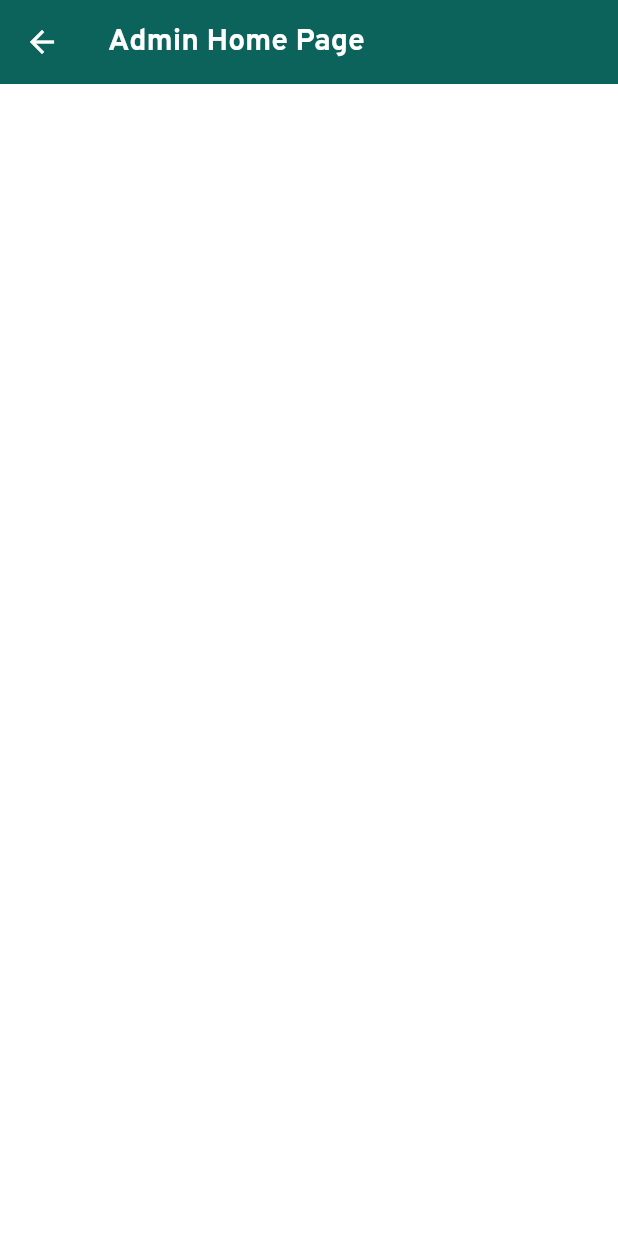
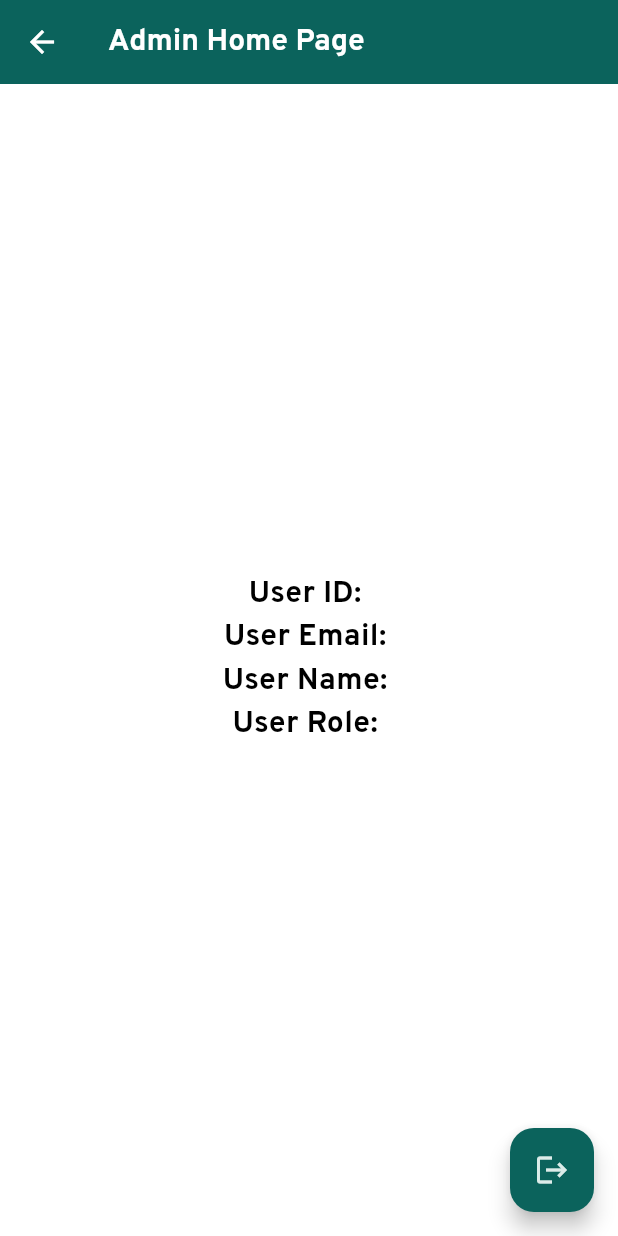
Before and after one commit to Dalton-G/Pocket-Pal, a Flutter app: the AdminHomePage screen opened by its route, on a phone screen of 412 x 824 dp. Run offline on Flutter 3.47's test engine with Material 3 defaults, Android fonts, the phone set to English and light mode, and no system bars; our stand-ins replace cloud_firestore, firebase_auth, firebase_core, google_nav_bar, smooth_page_indicator; missing offline and left inert: zego_uikit_prebuilt_call, zego_uikit_signaling_plugin, zego_zimkit; accounts and stored records are empty; network calls fail.

Commit message:
feat: completed authentication with provider

```diff
--- a/lib/main.dart
+++ b/lib/main.dart
@@ -5,7 +5,6 @@ import 'package:pocket_pal/src/constants/secrets.dart';
 import 'package:pocket_pal/theme/app_theme.dart';
 import 'package:provider/provider.dart';
 import 'package:pocket_pal/routes.dart';
-import 'package:pocket_pal/src/screens/universal/onboarding/onboarding.dart';
 import 'package:zego_uikit_prebuilt_call/zego_uikit_prebuilt_call.dart';
 import 'package:zego_uikit_signaling_plugin/zego_uikit_signaling_plugin.dart';
 import 'package:zego_zimkit/zego_zimkit.dart';
--- a/lib/providers.dart
+++ b/lib/providers.dart
@@ -1,3 +1,4 @@
+import 'package:pocket_pal/src/providers/auth_provider.dart';
 import 'package:pocket_pal/src/providers/user_provider.dart';
 import 'package:provider/provider.dart';
 import 'package:pocket_pal/src/providers/onboarding_page_provider.dart';
@@ -15,5 +16,8 @@ class Providers {
     ChangeNotifierProvider<UserProvider>(
       create: (_) => UserProvider(),
     ),
+    ChangeNotifierProvider<AuthPageProvider>(
+      create: (_) => AuthPageProvider(),
+    ),
   ].toList();
 }
--- a/lib/src/models/guide.txt
+++ /dev/null
@@ -1 +0,0 @@
-models - The models folder contains files each with a custom class of an object widely used throughout the app
--- /dev/null
+++ b/lib/src/models/user_model.dart
@@ -0,0 +1,30 @@
+import 'package:cloud_firestore/cloud_firestore.dart';
+
+class UserModel {
+  final String id;
+  final String name;
+  final String email;
+  final String role;
+  final DateTime createdAt;
+  final DateTime updatedAt;
+
+  UserModel({
+    required this.id,
+    required this.name,
+    required this.email,
+    required this.role,
+    required this.createdAt,
+    required this.updatedAt,
+  });
+
+  factory UserModel.fromDocument(DocumentSnapshot doc) {
+    return UserModel(
+      id: doc['id'],
+      name: doc['name'],
+      email: doc['email'],
+      role: doc['role'],
+      createdAt: (doc['createdAt'] as Timestamp).toDate(),
+      updatedAt: (doc['updatedAt'] as Timestamp).toDate(),
+    );
+  }
+}
--- /dev/null
+++ b/lib/src/providers/auth_provider.dart
@@ -0,0 +1,12 @@
+import 'package:flutter/material.dart';
+
+class AuthPageProvider with ChangeNotifier {
+  bool _showLoginPage = true;
+
+  bool get showLoginPage => _showLoginPage;
+
+  void toggleScreen() {
+    _showLoginPage = !_showLoginPage;
+    notifyListeners();
+  }
+}
--- a/lib/src/providers/user_provider.dart
+++ b/lib/src/providers/user_provider.dart
@@ -1,13 +1,89 @@
+// ignore_for_file: avoid_print
+
+import 'package:cloud_firestore/cloud_firestore.dart';
 import 'package:firebase_auth/firebase_auth.dart';
 import 'package:flutter/material.dart';
+import 'package:pocket_pal/src/models/user_model.dart';
 
 class UserProvider extends ChangeNotifier {
-  User? _user;
+  UserModel? _userModel;
+  final FirebaseAuth _auth = FirebaseAuth.instance;
+  final FirebaseFirestore _db = FirebaseFirestore.instance;
 
-  User? get user => _user;
+  UserModel? get userModel => _userModel;
 
-  void setUser(User user) {
-    _user = user;
+  void setUser(UserModel userModel) {
+    _userModel = userModel;
     notifyListeners();
   }
+
+  Future<DocumentSnapshot> getUserData(String uid) async {
+    return await _db.collection('users').doc(uid).get();
+  }
+
+  Future<bool> login(String email, String password) async {
+    try {
+      UserCredential userCredential = await _auth.signInWithEmailAndPassword(
+        email: email,
+        password: password,
+      );
+      DocumentSnapshot userDoc =
+          await _db.collection('users').doc(userCredential.user!.uid).get();
+      UserModel userModel = UserModel.fromDocument(userDoc);
+      setUser(userModel);
+      return true;
+    } catch (e) {
+      print(e);
+      return false;
+    }
+  }
+
+  Future<void> logout() async {
+    try {
+      await _auth.signOut();
+      _userModel = null;
+      notifyListeners();
+    } catch (e) {
+      print(e);
+    }
+  }
+
+  Future<void> resetPassword(String email) async {
+    try {
+      await _auth.sendPasswordResetEmail(email: email);
+    } catch (e) {
+      print(e);
+    }
+  }
+
+  Future<void> signUp(
+      String email, String password, String name, String role) async {
+    try {
+      final UserCredential userCredential =
+          await _auth.createUserWithEmailAndPassword(
+        email: email,
+        password: password,
+      );
+      final String userId = userCredential.user!.uid;
+
+      await addUserDetails(userId, name, email, role);
+    } catch (error) {
+      print("Error registering user: $error");
+    }
+  }
+
+  Future<void> addUserDetails(
+      String userId, String name, String email, String role) async {
+    final Timestamp now = Timestamp.now();
+    await _db.collection('users').doc(userId).set(
+      {
+        'id': userId,
+        'name': name.trim(),
+        'email': email.trim(),
+        'role': role,
+        'createdAt': now,
+        'updatedAt': now,
+      },
+    );
+  }
 }
--- a/lib/src/screens/admin/pages/admin_home_page.dart
+++ b/lib/src/screens/admin/pages/admin_home_page.dart
@@ -1,10 +1,16 @@
 import 'package:flutter/material.dart';
+import 'package:pocket_pal/src/providers/user_provider.dart';
+import 'package:pocket_pal/theme/app_theme.dart';
+import 'package:provider/provider.dart';
 
 class AdminHomePage extends StatelessWidget {
   const AdminHomePage({super.key});
 
   @override
   Widget build(BuildContext context) {
+    final userProvider = Provider.of<UserProvider>(context);
+    final currentUser = userProvider.userModel;
+
     return Scaffold(
       backgroundColor: Colors.white,
 
@@ -17,6 +23,31 @@ class AdminHomePage extends StatelessWidget {
       ),
 
       // BODY
+      body: currentUser != null
+          ? Center(
+              child: Column(
+                mainAxisAlignment: MainAxisAlignment.center,
+                children: [
+                  Text('User ID: ${currentUser.id}',
+                      style: AppTheme.lightH2TextStyle),
+                  Text('User Email: ${currentUser.email}',
+                      style: AppTheme.lightH2TextStyle),
+                  Text('User Name: ${currentUser.name}',
+                      style: AppTheme.lightH2TextStyle),
+                  Text('User Role: ${currentUser.role}',
+                      style: AppTheme.lightH2TextStyle),
+                ],
+              ),
+            )
+          : const Center(
+              child: Text('No user model detected'),
+            ),
+
+      floatingActionButton: FloatingActionButton(
+        onPressed: () => context.read<UserProvider>().logout(),
+        backgroundColor: Theme.of(context).primaryColor,
+        child: const Icon(Icons.logout),
+      ),
     );
   }
 }
--- a/lib/src/screens/patient/pages/member_home_page.dart
+++ b/lib/src/screens/patient/pages/member_home_page.dart
@@ -1,10 +1,16 @@
 import 'package:flutter/material.dart';
+import 'package:pocket_pal/src/providers/user_provider.dart';
+import 'package:pocket_pal/theme/app_theme.dart';
+import 'package:provider/provider.dart';
 
 class MemberHomePage extends StatelessWidget {
   const MemberHomePage({super.key});
 
   @override
   Widget build(BuildContext context) {
+    final userProvider = Provider.of<UserProvider>(context);
+    final currentUser = userProvider.userModel;
+
     return Scaffold(
       backgroundColor: Colors.white,
 
@@ -17,6 +23,25 @@ class MemberHomePage extends StatelessWidget {
       ),
 
       // BODY
+      body: currentUser != null
+          ? Center(
+              child: Column(
+                mainAxisAlignment: MainAxisAlignment.center,
+                children: [
+                  Text('User ID: ${currentUser.id}',
+                      style: AppTheme.lightH2TextStyle),
+                  Text('User Email: ${currentUser.email}',
+                      style: AppTheme.lightH2TextStyle),
+                  Text('User Name: ${currentUser.name}',
+                      style: AppTheme.lightH2TextStyle),
+                  Text('User Role: ${currentUser.role}',
+                      style: AppTheme.lightH2TextStyle),
+                ],
+              ),
+            )
+          : const Center(
+              child: Text('No user model detected'),
+            ),
     );
   }
 }
```
Also changed, not shown: lib/src/auth/auth_page.dart (+12 -20 lines), lib/src/auth/forgot_password.dart (+13 -28 lines), lib/src/auth/login_page.dart (+21 -12 lines), lib/src/auth/register_page.dart (+35 -46 lines), lib/src/screens/patient/member_navigator.dart (+9 -0 lines), lib/src/services/auth_service.dart (deleted, +0 -23 lines).
